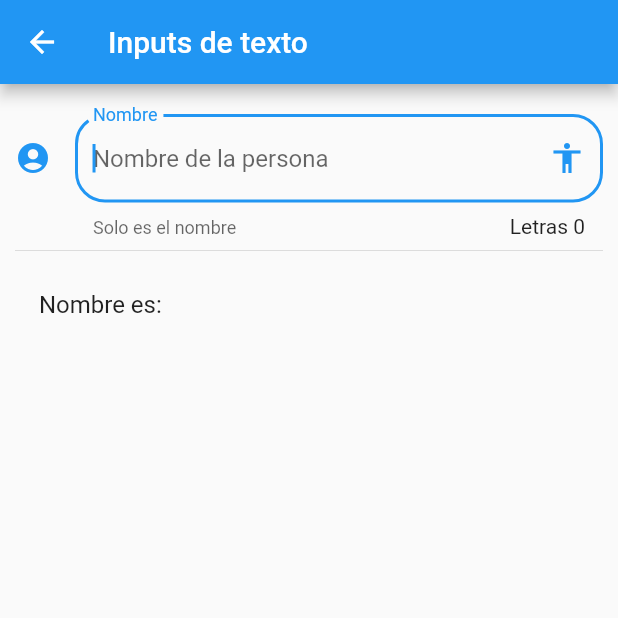
After one commit to jcperezz/flutter-demos, a Flutter app: the InputPage screen opened by its route, on a phone screen of 412 x 824 dp, the top half of it. The commit adds this screen. Run offline on Flutter 3.47's test engine with Material 2 defaults, Android fonts, the phone set to English and light mode, and no system bars.

Commit message:
78. Inputs fields

```diff
--- a/componentes/data/opciones.json
+++ b/componentes/data/opciones.json
@@ -20,6 +20,11 @@
             "ruta" : "animatedContainer",
             "icon" : "donut_large",
             "texto": "Animated Container"
+        },
+        {
+            "ruta" : "inputs",
+            "icon" : "input",
+            "texto": "Inputs"
         }
     ]
 }
--- /dev/null
+++ b/componentes/lib/src/pages/input_page.dart
@@ -0,0 +1,56 @@
+import 'package:flutter/material.dart';
+
+class InputPage extends StatefulWidget {
+  InputPage({Key? key}) : super(key: key);
+
+  @override
+  _InputPageState createState() => _InputPageState();
+}
+
+class _InputPageState extends State<InputPage> {
+  String _nombre = '';
+
+  @override
+  Widget build(BuildContext context) {
+    return Scaffold(
+      appBar: AppBar(
+        title: Text('Inputs de texto'),
+      ),
+      body: ListView(
+        padding: EdgeInsets.symmetric(horizontal: 10.0, vertical: 20.0),
+        children: <Widget>[
+          _crearInput(),
+          Divider(),
+          _crearPersona(),
+        ],
+      ),
+    );
+  }
+
+  Widget _crearInput() {
+    return TextField(
+      autofocus: true,
+      textCapitalization: TextCapitalization.words,
+      decoration: InputDecoration(
+        border: OutlineInputBorder(borderRadius: BorderRadius.circular(20.0)),
+        counter: Text('Letras ${_nombre.length}'),
+        hintText: 'Nombre de la persona',
+        labelText: 'Nombre',
+        helperText: 'Solo es el nombre',
+        suffixIcon: Icon(Icons.accessibility),
+        icon: Icon(Icons.account_circle),
+      ),
+      onChanged: (value) {
+        setState(() {
+          _nombre = value;
+        });
+      },
+    );
+  }
+
+  Widget _crearPersona() {
+    return ListTile(
+      title: Text('Nombre es: $_nombre'),
+    );
+  }
+}
--- a/componentes/lib/src/routes/routes.dart
+++ b/componentes/lib/src/routes/routes.dart
@@ -3,6 +3,7 @@
 import 'package:componentes/src/pages/avatar_page.dart';
 import 'package:componentes/src/pages/card_page.dart';
 import 'package:componentes/src/pages/home_page.dart';
+import 'package:componentes/src/pages/input_page.dart';
 import 'package:flutter/material.dart';
 
 Map<String, WidgetBuilder> getApplicationRoutes() {
@@ -12,5 +13,6 @@
     'avatar': (BuildContext context) => AvatarPage(),
     'card': (BuildContext context) => CardPage(),
     'animatedContainer': (BuildContext context) => AnimatedContainerPage(),
+    'inputs': (BuildContext context) => InputPage(),
   };
 }
--- a/componentes/lib/src/utils/icon_string_util.dart
+++ b/componentes/lib/src/utils/icon_string_util.dart
@@ -4,7 +4,8 @@
   'add_alert': Icons.add_alert,
   'accessibility': Icons.accessibility,
   'folder_open': Icons.folder_open,
-  'donut_large': Icons.donut_large
+  'donut_large': Icons.donut_large,
+  'input': Icons.input,
 };
 
 Icon getIcon(String name) {
```
